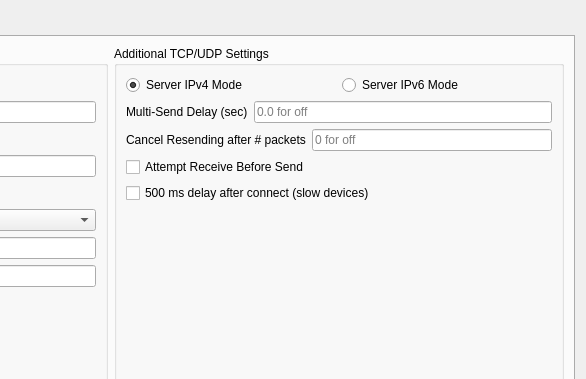
dannagle/PacketSender, file src/settings.ui: the form before one commit; both pictures show x 364 to 950 and y 0 to 379 of the 950 by 545 pixel window.
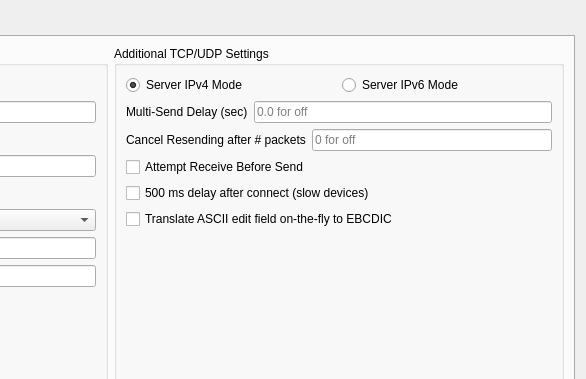
The form after the commit. The open tabs and pages were chosen to show the change.

Commit message: progress for adding ebcdic on-the-fly client support

What changed in the file:
```diff
--- a/src/settings.ui
+++ b/src/settings.ui
@@ -358,6 +358,13 @@
             </property>
            </widget>
           </item>
+          <item>
+           <widget class="QCheckBox" name="asciiEditTranslateEBCDICCheck">
+            <property name="text">
+             <string>Translate ASCII edit field on-the-fly to EBCDIC</string>
+            </property>
+           </widget>
+          </item>
           <item>
            <spacer name="verticalSpacer">
             <property name="orientation">
```
Left out of the diff: 2 changed lines with no effect on the pictures. The commit also changes 5 other files.
